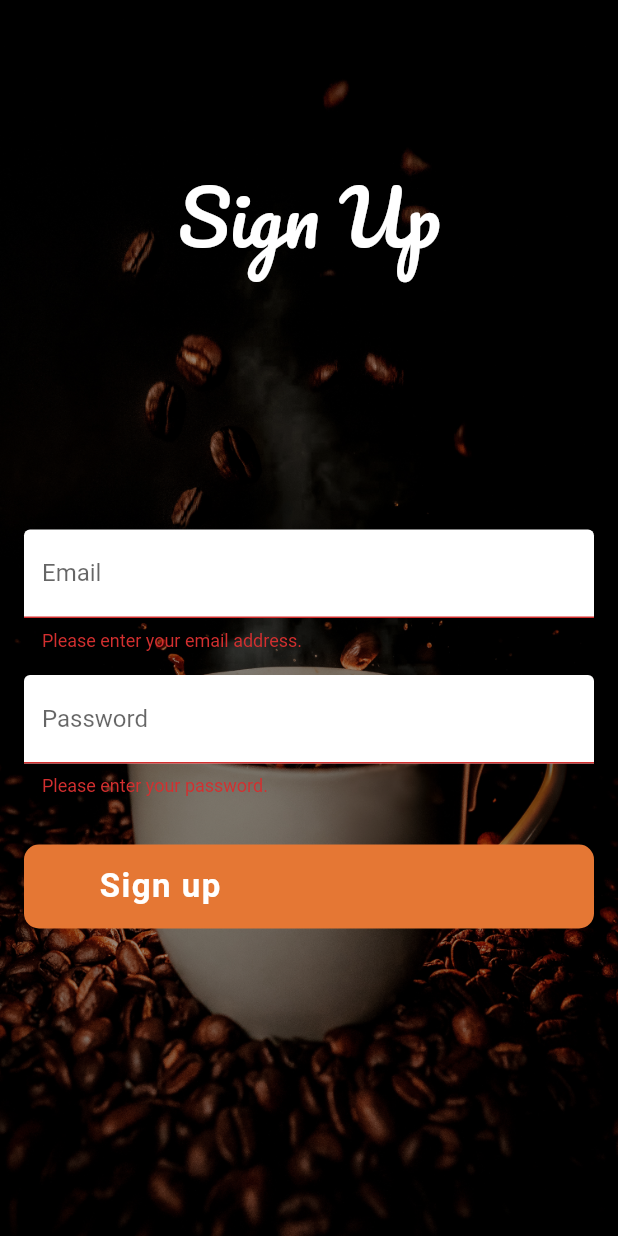
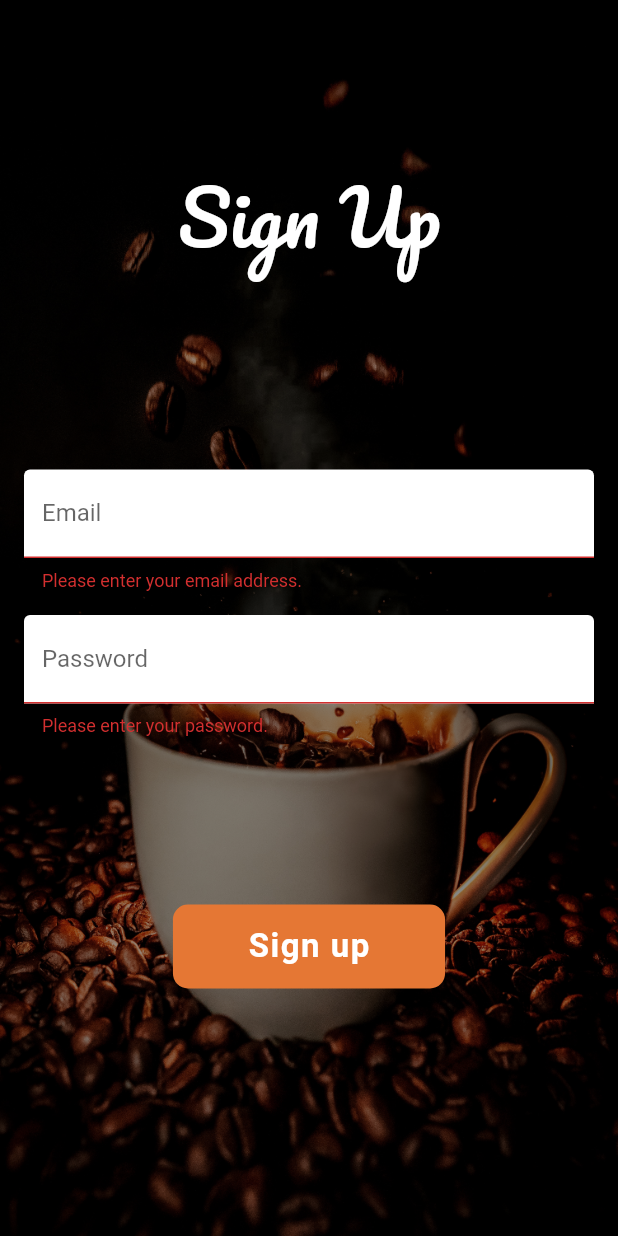
Before and after one commit to rvegarodz/Express_O, a Flutter app: the SignUpPage screen opened directly, after a tap on "Sign up", on a phone screen of 412 x 824 dp. Run offline on Flutter 3.47's test engine with Material 2 defaults, Android fonts, the phone set to English and light mode, and no system bars; our stand-ins replace cloud_firestore, firebase_auth, firebase_core, google_fonts, logger; accounts and stored records are empty.

Commit message:
fixing sing up botton

```diff
--- a/coffee_shop-main/lib/screens/sign_up_screen.dart
+++ b/coffee_shop-main/lib/screens/sign_up_screen.dart
@@ -53,12 +53,13 @@ class SignUpPageState extends State<SignUpPage> {
         setState(() {
           _isLoading = false;
         });
-
+        print("$e.code");
         if (e.code == 'email-already-in-use') {
           ScaffoldMessenger.of(context).showSnackBar(
             const SnackBar(
               content: Text('The email address is already in use.'),
               duration: Duration(seconds: 3),
+              backgroundColor: Color(0xFFE57734),
             ),
           );
         } else if (e.code == 'weak-password') {
@@ -66,6 +67,7 @@ class SignUpPageState extends State<SignUpPage> {
             const SnackBar(
               content: Text('The password provided is too weak.'),
               duration: Duration(seconds: 3),
+              backgroundColor: Color(0xFFE57734),
             ),
           );
         } else {
@@ -73,6 +75,7 @@ class SignUpPageState extends State<SignUpPage> {
             const SnackBar(
               content: Text('Failed to sign up.'),
               duration: Duration(seconds: 3),
+              backgroundColor: Color(0xFFE57734),
             ),
           );
         }
@@ -80,13 +83,6 @@ class SignUpPageState extends State<SignUpPage> {
         setState(() {
           _isLoading = false;
         });
-
-        ScaffoldMessenger.of(context).showSnackBar(
-          const SnackBar(
-            content: Text('Failed to sign up.'),
-            duration: Duration(seconds: 3),
-          ),
-        );
       }
     }
   }
@@ -157,6 +153,9 @@ class SignUpPageState extends State<SignUpPage> {
                           },
                         ),
                         SizedBox(height: 32.0, width: 32.0),
+                        Column(
+                          children: [
+                            SizedBox(height: 80),
                             Material(
                               color: Color(0xFFE57734),
                               borderRadius: BorderRadius.circular(10),
@@ -180,6 +179,8 @@ class SignUpPageState extends State<SignUpPage> {
                             ),
                           ],
                         ),
+                      ],
+                    ),
                   ),
                 ),
               ),
```
Lines whose indentation alone changed are shown as unchanged.
